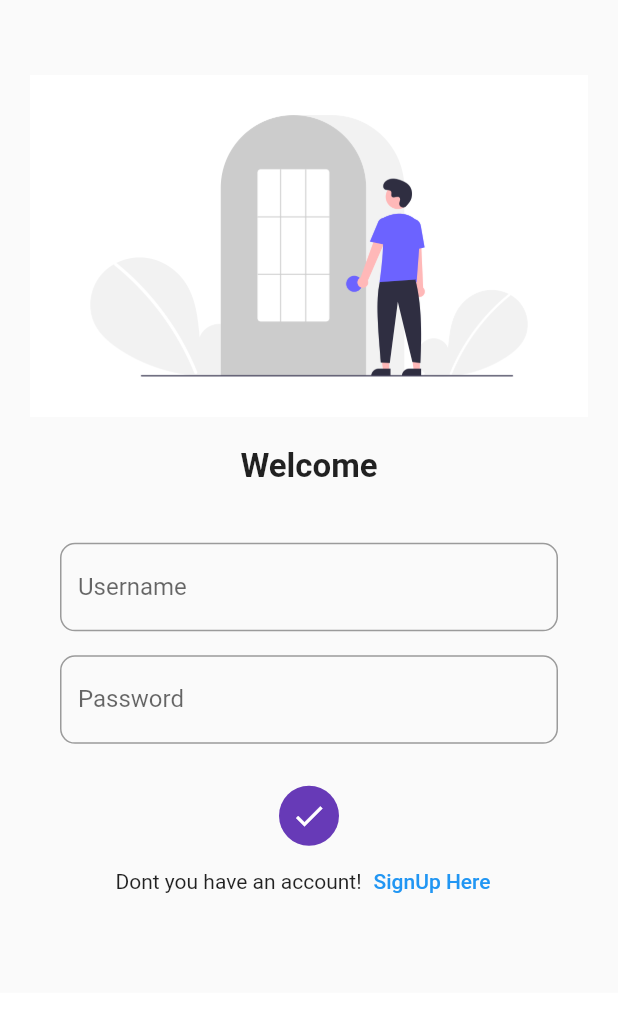
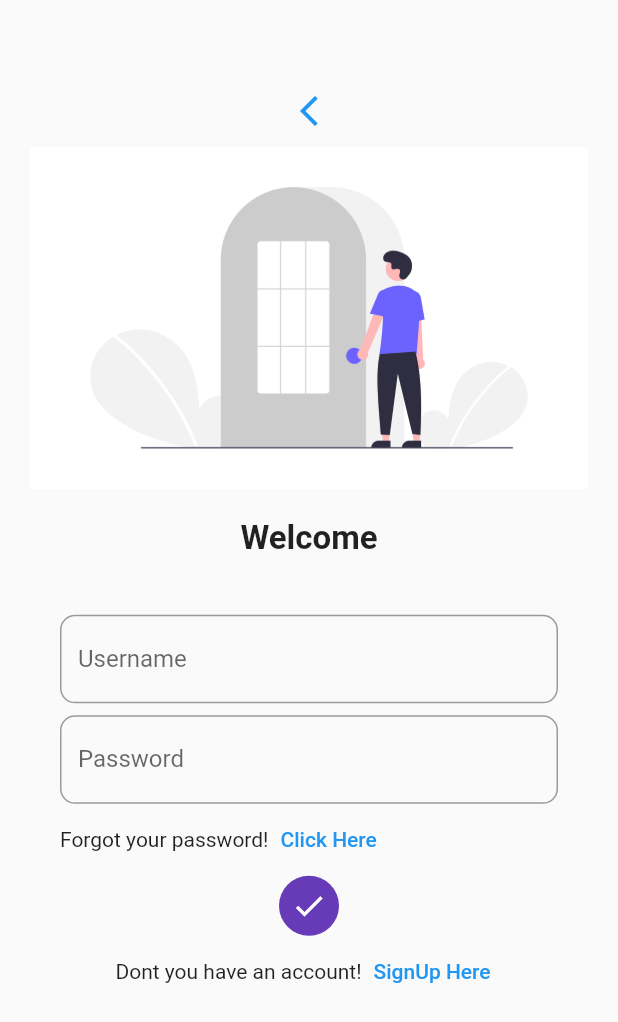
Before and after one commit to SarfrazR/Samplings, a Flutter app: the screen it shows after launch, after a tap on "Login", after a tap on "SignUp Here", on a phone screen of 412 x 824 dp. Shown: the top 1022 px of the screen. Run offline on Flutter 3.47's test engine with Material 2 defaults, Android fonts, the phone set to English and light mode, and no system bars.

Commit message:
2nd Commit

```diff
--- /dev/null
+++ b/lib/Welcome.dart
@@ -0,0 +1,41 @@
+import 'package:flutter/material.dart';
+import 'log_in.dart';
+
+class Welcome extends StatelessWidget {
+  const Welcome({super.key});
+
+  @override
+  Widget build(BuildContext context) {
+    return MaterialApp(
+      color: Color.fromARGB(255, 255, 255, 255),
+      home: Container(
+        height: double.infinity,
+        width: double.infinity,
+        color: Colors.white,
+          child:  SingleChildScrollView(
+            child: Padding(
+              padding: const EdgeInsets.symmetric(vertical: 50,horizontal: 20),
+              child: Column(
+                mainAxisAlignment: MainAxisAlignment.start,
+                children: [
+                  Image.asset('assets/images/Welcoming.png',fit: BoxFit.cover,),
+                  SizedBox(
+                    height: 20,
+                  ),
+                  Text('Lets get started!',style: TextStyle(fontSize: 30,fontWeight: FontWeight.bold,color: Colors.blue),),
+                  SizedBox(
+                    height: 50,
+                  ),
+                  FloatingActionButton(
+                    splashColor: Colors.white,
+                    child: Icon(Icons.arrow_forward,size: 35,),
+                    onPressed: (() {
+                      Navigator.pop(context);
+
+                  }))
+                ],
+              ),
+            ),
+          )));
+  }
+}
--- /dev/null
+++ b/lib/log_in.dart
@@ -0,0 +1,119 @@
+import 'package:flutter/material.dart';
+import 'package:practice/Welcome.dart';
+
+
+class Log_in extends StatefulWidget {
+  const Log_in({super.key});
+
+  @override
+  State<Log_in> createState() => _Log_inState();
+}
+
+class _Log_inState extends State<Log_in> {
+  bool button = false;
+  @override
+  Widget build(BuildContext context) {
+    return MaterialApp(
+      color: Color.fromARGB(255, 255, 255, 255),
+      home: Scaffold(
+        backgroundColor: Color.fromARGB(255, 255, 255, 255),
+        body: Material(
+      child: SingleChildScrollView(
+        child: Padding(
+          padding: const EdgeInsets.fromLTRB(20, 50, 20, 50),
+          child: Column(
+              crossAxisAlignment: CrossAxisAlignment.center,
+              children: [
+                TextButton(onPressed: (){
+                  setState(() {
+                    Navigator.pop(context);
+                  });
+                }, child: Icon(Icons.arrow_back_ios_new)),
+                Image.asset('assets/images/undraw_Login_re_4vu2.png',
+                    fit: BoxFit.fill),
+                SizedBox(
+                  height: 20,
+                ),
+                Text(
+                  'Welcome',
+                  style: TextStyle(fontSize: 22, fontWeight: FontWeight.bold),
+                ),
+                SizedBox(
+                  height: 30,
+                ),
+                Padding(
+                  padding: const EdgeInsets.symmetric(vertical: 8,horizontal: 20),
+                  child: TextFormField(
+                      decoration: InputDecoration(
+                          border: OutlineInputBorder(
+                              borderRadius:
+                                  BorderRadius.all(Radius.circular(10.0))),
+                          hintText: 'Enter Username',
+                          labelText: 'Username'),
+                      onChanged: (value) {}),
+                ),
+                Padding(
+                  padding: const EdgeInsets.symmetric(vertical: 0,horizontal: 20),
+                  child: TextFormField(
+                      obscureText: true,
+                      decoration: InputDecoration(
+                          border: OutlineInputBorder(
+                              borderRadius:
+                                  BorderRadius.all(Radius.circular(10.0))),
+                          hintText: 'Enter Enter Password',
+                          labelText: 'Password'),
+                      onChanged: (value) {}),
+                ),
+
+                Padding(
+                  padding: const EdgeInsets.fromLTRB(20, 0, 0, 0),
+                  child: Row(
+                    mainAxisAlignment: MainAxisAlignment.start,
+                    children: [
+                      Text("Forgot your password!"),
+                      TextButton(onPressed: (() {
+
+                      }), child: Text('Click Here')),]),
+                ),
+                Material(
+
+                      borderRadius: BorderRadius.circular(40),
+                      color: Colors.deepPurple,
+                  child: InkWell(
+                    onTap: () {
+                      setState(() {
+                        button = !button;
+                      });
+                    },
+                    child: AnimatedContainer(
+                      duration: Duration(seconds: 1),
+                      width: button?40:100,
+                      height: 40,
+                      alignment: Alignment.center,
+                      child: button?Icon(Icons.done,color: Colors.white,):Text(
+                        'Login',
+                        style: TextStyle(
+                            fontSize: 17,
+                            fontWeight: FontWeight.bold,
+                            color: Colors.white)
+                      ,),),
+
+                    ),
+                  ),
+
+                Row(
+                  mainAxisAlignment: MainAxisAlignment.center,
+                  children: [
+                    Text("Dont you have an account!"),
+                    TextButton(onPressed: (() {
+                      Navigator.push(context, MaterialPageRoute(builder: (context) => Welcome(),));
+                    }), child: Text('SignUp Here'))
+                  ],
+                )
+              ],
+          ),
+        ),
+      )),
+        ));
+  }
+}
--- a/lib/main.dart
+++ b/lib/main.dart
@@ -1,114 +1,8 @@
 // ignore_for_file: dead_code
 
 import 'package:flutter/material.dart';
-
+import 'package:practice/log_in.dart';
+import 'Welcome.dart';
 void main() {
-  runApp(const MyApp());
+  runApp(Log_in());
 }
-
-class MyApp extends StatefulWidget {
-  const MyApp({super.key});
-
-  @override
-  State<MyApp> createState() => _MyAppState();
-}
-
-
-class _MyAppState extends State<MyApp> {
-  bool button  = false;
-  // This widget is the root of your application.
-  @override
-  Widget build(BuildContext context) {
-    return MaterialApp(
-      color: Color.fromARGB(255, 255, 255, 255),
-      home: Expanded(
-          child: Scaffold(
-            backgroundColor: Color.fromARGB(255, 255, 255, 255),
-        body: Material(
-          child: SingleChildScrollView(
-            child: Padding(
-              padding: const EdgeInsets.fromLTRB(20, 50, 20, 50),
-              child: Column(
-                  crossAxisAlignment: CrossAxisAlignment.center,
-                  children: [
-                    Image.asset('assets/images/undraw_Login_re_4vu2.png',
-                        fit: BoxFit.fill),
-                    SizedBox(
-                      height: 20,
-                    ),
-                    Text(
-                      'Welcome',
-                      style: TextStyle(fontSize: 22, fontWeight: FontWeight.bold),
-                    ),
-                    SizedBox(
-                      height: 30,
-                    ),
-                    Padding(
-                      padding: const EdgeInsets.symmetric(vertical: 8,horizontal: 20),
-                      child: TextFormField(
-                          decoration: InputDecoration(
-                              border: OutlineInputBorder(
-                                  borderRadius:
-                                      BorderRadius.all(Radius.circular(10.0))),
-                              hintText: 'Enter Username',
-                              labelText: 'Username'),
-                          onChanged: (value) {}),
-                    ),
-                    Padding(
-                      padding: const EdgeInsets.symmetric(vertical: 8,horizontal: 20),
-                      child: TextFormField(
-                          obscureText: true,
-                          decoration: InputDecoration(
-                              border: OutlineInputBorder(
-                                  borderRadius:
-                                      BorderRadius.all(Radius.circular(10.0))),
-                              hintText: 'Enter Enter Password',
-                              labelText: 'Password'),
-                          onChanged: (value) {}),
-                    ),
-                    SizedBox(
-                      height: 20,
-                    ),
-                    Material(
-
-                          borderRadius: BorderRadius.circular(40),
-                          color: Colors.deepPurple,
-                      child: InkWell(
-                        onTap: () {
-                          setState(() {
-                            button = !button;
-                          });
-                        },
-                        child: AnimatedContainer(
-                          duration: Duration(seconds: 1),
-                          width: button?40:100,
-                          height: 40,
-                          alignment: Alignment.center,
-                          child: button?Icon(Icons.done,color: Colors.white,):Text(
-                            'Login',
-                            style: TextStyle(
-                                fontSize: 17,
-                                fontWeight: FontWeight.bold,
-                                color: Colors.white)
-                          ,),),
-
-                        ),
-                      ),
-
-                    Row(
-                      mainAxisAlignment: MainAxisAlignment.center,
-                      children: [
-                        Text("Dont you have an account!"),
-                        TextButton(onPressed: (() {
-
-                        }), child: Text('SignUp Here'))
-                      ],
-                    )
-                  ]),
-            ),
-          ),
-        ),
-      )),
-    );
-  }
-}
```
Also changed, not shown: assets/images/Showing.png (added), assets/images/Sign_in.png (added), assets/images/Updated.png (added), assets/images/Welcoming.png (added), assets/images/welcome.png (added), 1 other file.
